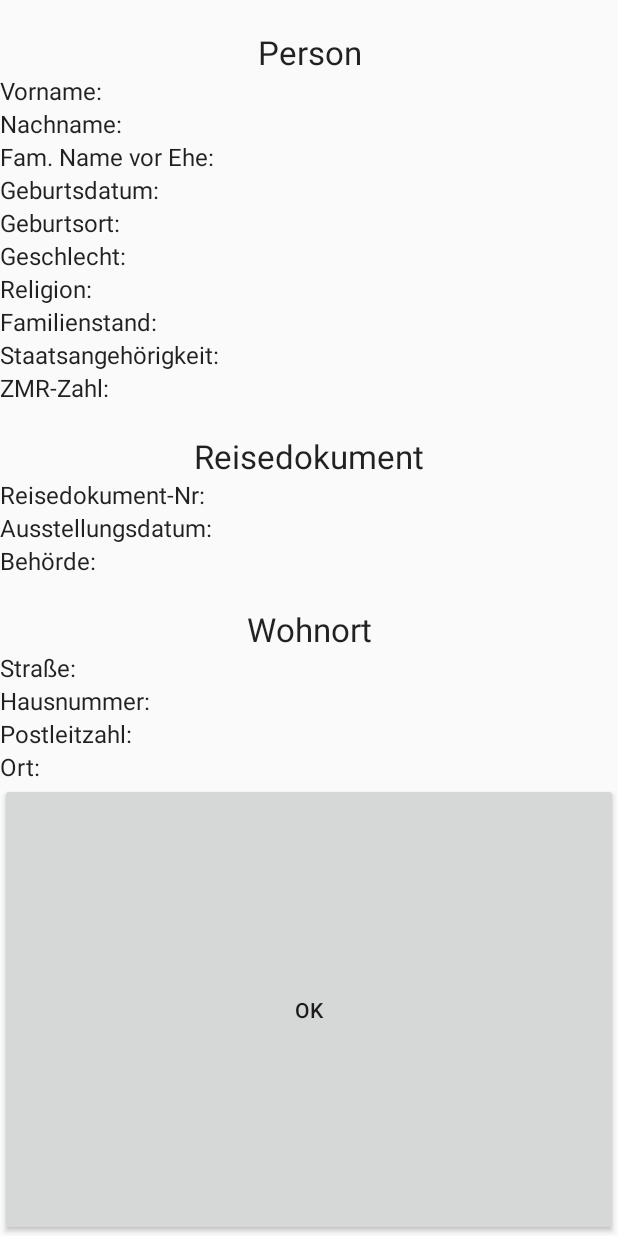
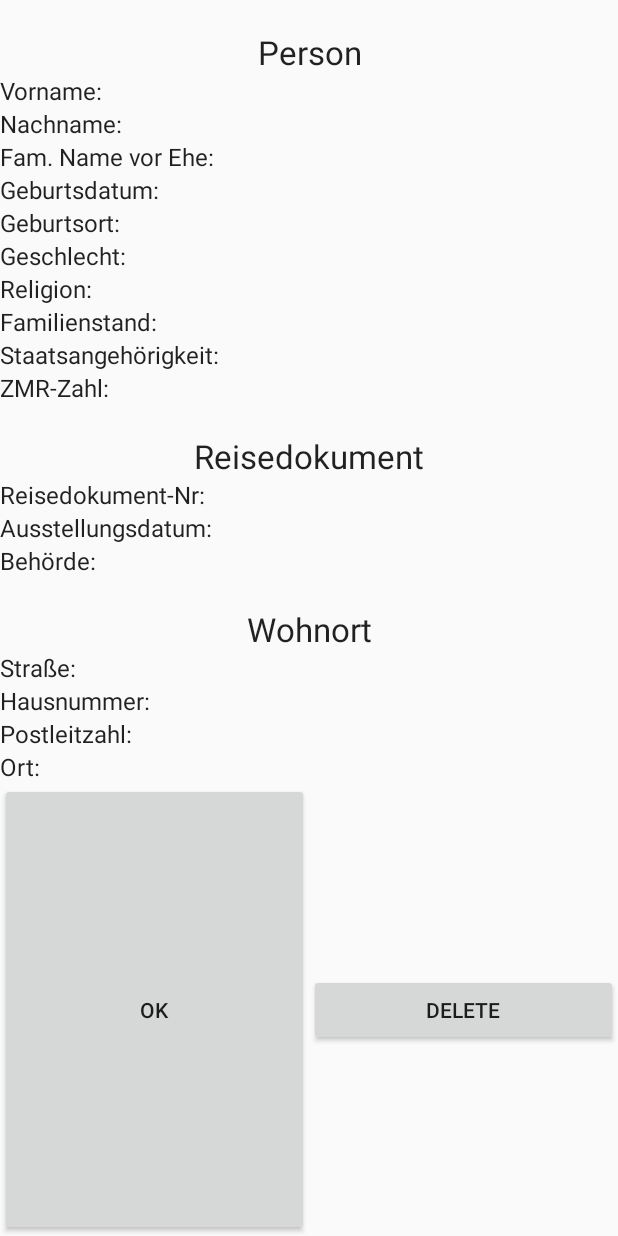
Before and after one commit to SKogelnik/resifo-android, an Android app: the DetailsActivity screen opened directly, with no data from a screen before it, on a phone screen of 412 x 824 dp. Run offline under Robolectric (Android 15) with nearby library versions, the phone set to English and light mode, and no system bars; 19 statements that could not run were skipped.

Commit message:
buttons changed, details formular probably broken now, Delete and OK implemented

```diff
--- a/Resifo/app/src/main/java/at/fh/swengb/resifo/DBHandler.java
+++ b/Resifo/app/src/main/java/at/fh/swengb/resifo/DBHandler.java
@@ -145,9 +145,13 @@ public class DBHandler extends SQLiteOpenHelper {
     // Deleting a person
     public void deletePerson(Person person) {
         SQLiteDatabase db = this.getWritableDatabase();
-        db.delete(DATABASE_NAME, KEY_ID + " = ?",
+        db.delete(DATABASE_NAME, KEY_ID + " =?",
                 new String[] { String.valueOf(person.getDokNummer()), });
         db.close();
+
+        System.out.println("deletePerson was called.");
+
+        //TODO: this piece of shit wont delete the person
     }
 
 
--- a/Resifo/app/src/main/java/at/fh/swengb/resifo/InputOneActivity.java
+++ b/Resifo/app/src/main/java/at/fh/swengb/resifo/InputOneActivity.java
@@ -55,7 +55,7 @@ public class InputOneActivity extends Activity {
         String nachname = tfNachname.getText().toString();
         String oldNachname = tfOldNachname.getText().toString();
         String geburtsort = tfGebOrt.getText().toString();
-        String geschlecht = ((RadioButton)findViewById(rgGeschlecht.getCheckedRadioButtonId())).getText().toString(); //TODO
+        String geschlecht = ((RadioButton)findViewById(rgGeschlecht.getCheckedRadioButtonId())).getText().toString();
         String geburtsDat = tfGebDat.getText().toString();
 
 
--- a/Resifo/app/src/main/res/layout/details.xml
+++ b/Resifo/app/src/main/res/layout/details.xml
@@ -443,11 +443,19 @@
 
         <Button
             android:text="OK"
-            android:layout_width="match_parent"
+            android:layout_width="wrap_content"
             android:layout_height="match_parent"
             android:id="@+id/button4"
             android:layout_weight="1"
             android:onClick="onSaveForm" />
+
+        <Button
+            android:text="delete"
+            android:layout_width="wrap_content"
+            android:layout_height="wrap_content"
+            android:id="@+id/button2"
+            android:layout_weight="1"
+            android:onClick="onDeleteForm" />
     </LinearLayout>
 
 </LinearLayout>
```
Also changed, not shown: Resifo/app/src/main/java/at/fh/swengb/resifo/DetailsActivity.java (+18 -0 lines).
